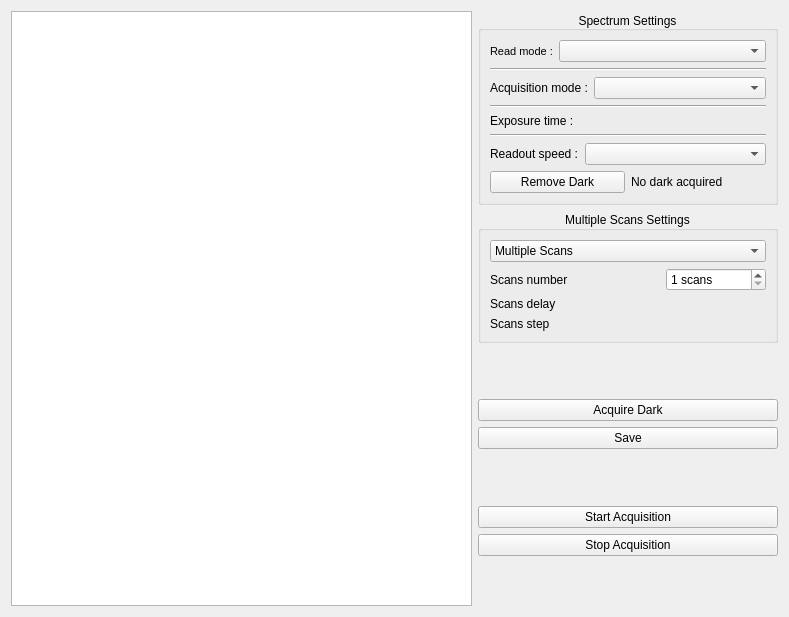
The window that gui/spectrometer/ui_spectrum_tab.ui (Montpellier-S2QT/qudi) describes before a commit, drawn with Qt 5.
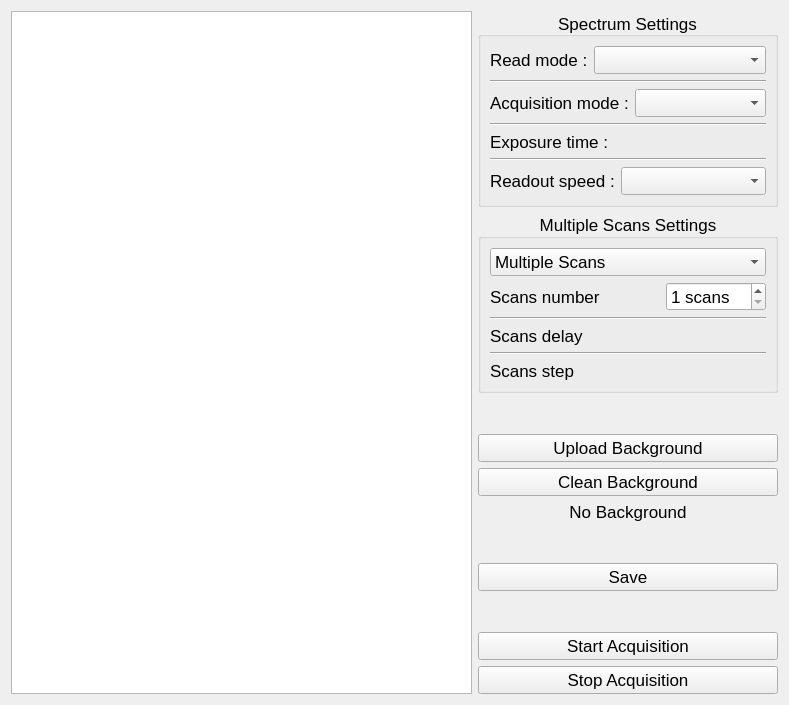
The same window after the commit. Custom widgets are drawn as their Qt base class.

Commit message: Modif background + save spectrometer

Patch:
```diff
--- a/gui/spectrometer/ui_spectrum_tab.ui
+++ b/gui/spectrometer/ui_spectrum_tab.ui
@@ -7,7 +7,7 @@
     <x>0</x>
     <y>0</y>
     <width>789</width>
-    <height>617</height>
+    <height>705</height>
    </rect>
   </property>
   <property name="sizePolicy">
@@ -16,6 +16,11 @@
     <verstretch>0</verstretch>
    </sizepolicy>
   </property>
+  <property name="font">
+   <font>
+    <pointsize>13</pointsize>
+   </font>
+  </property>
   <property name="windowTitle">
    <string>Form</string>
   </property>
@@ -49,7 +54,7 @@
            <widget class="QLabel" name="read_modes_label">
             <property name="font">
              <font>
-              <pointsize>8</pointsize>
+              <pointsize>13</pointsize>
              </font>
             </property>
             <property name="text">
@@ -143,24 +148,6 @@
           </item>
          </layout>
         </item>
-        <item>
-         <layout class="QHBoxLayout" name="horizontalLayout">
-          <item>
-           <widget class="QPushButton" name="remove_dark">
-            <property name="text">
-             <string>Remove Dark</string>
-            </property>
-           </widget>
-          </item>
-          <item>
-           <widget class="QLabel" name="dark_acquired_msg">
-            <property name="text">
-             <string>No dark acquired</string>
-            </property>
-           </widget>
-          </item>
-         </layout>
-        </item>
        </layout>
       </widget>
      </item>
@@ -236,6 +223,13 @@
           </item>
          </layout>
         </item>
+        <item>
+         <widget class="Line" name="line_2">
+          <property name="orientation">
+           <enum>Qt::Horizontal</enum>
+          </property>
+         </widget>
+        </item>
         <item>
          <layout class="QHBoxLayout" name="scan_delay">
           <item>
@@ -247,6 +241,13 @@
           </item>
          </layout>
         </item>
+        <item>
+         <widget class="Line" name="line">
+          <property name="orientation">
+           <enum>Qt::Horizontal</enum>
+          </property>
+         </widget>
+        </item>
         <item>
          <layout class="QHBoxLayout" name="scan_wavelength_step">
           <item>
@@ -283,10 +284,52 @@
         </size>
        </property>
        <property name="text">
-        <string>Acquire Dark</string>
+        <string>Upload Background</string>
        </property>
       </widget>
      </item>
+     <item>
+      <widget class="QPushButton" name="clean_background">
+       <property name="maximumSize">
+        <size>
+         <width>300</width>
+         <height>16777215</height>
+        </size>
+       </property>
+       <property name="text">
+        <string>Clean Background</string>
+       </property>
+      </widget>
+     </item>
+     <item>
+      <widget class="QLabel" name="background_msg">
+       <property name="maximumSize">
+        <size>
+         <width>300</width>
+         <height>16777215</height>
+        </size>
+       </property>
+       <property name="text">
+        <string>No Background</string>
+       </property>
+       <property name="alignment">
+        <set>Qt::AlignCenter</set>
+       </property>
+      </widget>
+     </item>
+     <item>
+      <spacer name="verticalSpacer_2">
+       <property name="orientation">
+        <enum>Qt::Vertical</enum>
+       </property>
+       <property name="sizeHint" stdset="0">
+        <size>
+         <width>20</width>
+         <height>40</height>
+        </size>
+       </property>
+      </spacer>
+     </item>
      <item>
       <widget class="QPushButton" name="save">
        <property name="maximumSize">
@@ -339,19 +382,6 @@
        </property>
       </widget>
      </item>
-     <item>
-      <spacer name="verticalSpacer_9">
-       <property name="orientation">
-        <enum>Qt::Vertical</enum>
-       </property>
-       <property name="sizeHint" stdset="0">
-        <size>
-         <width>20</width>
-         <height>40</height>
-        </size>
-       </property>
-      </spacer>
-     </item>
     </layout>
    </item>
   </layout>
```
Left out of the diff: 4 changed lines with no effect on the pictures. The commit also changes 10 other files.
